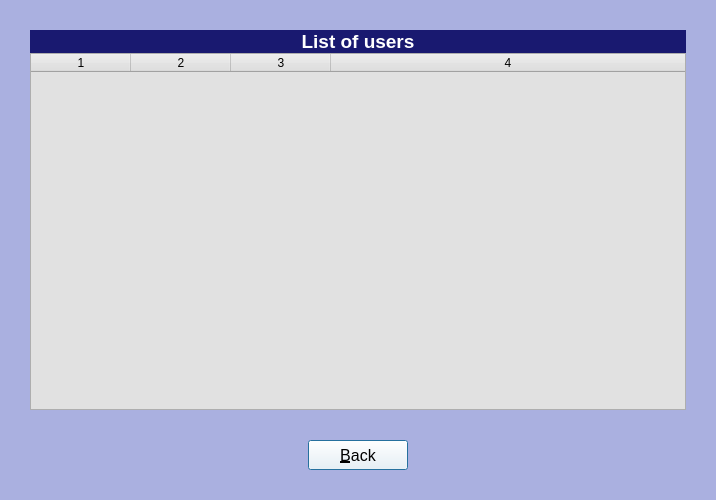
Qt form ui_files/show_users.ui (mosleuddin/ExpenseTracker) before a commit.
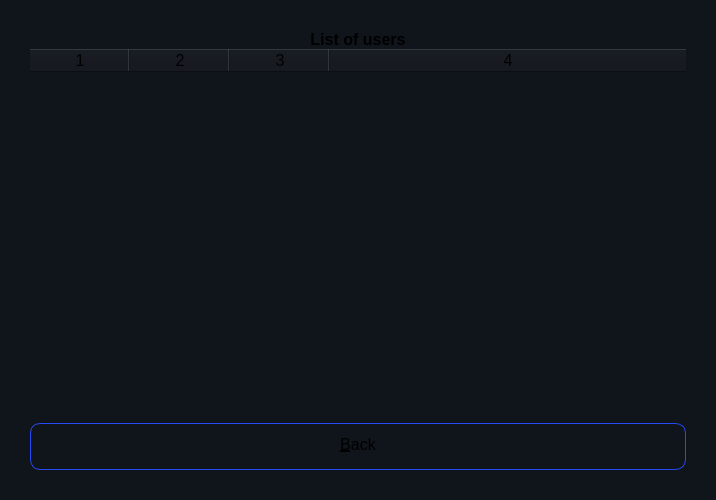
The same form after that commit. Icons and pictures are not drawn.

Patch:
```diff
--- a/ui_files/show_users.ui
+++ b/ui_files/show_users.ui
@@ -21,14 +21,45 @@
   </property>
   <property name="font">
    <font>
-    <pointsize>14</pointsize>
+    <pointsize>-1</pointsize>
    </font>
   </property>
   <property name="windowTitle">
    <string>Reset Credentials</string>
   </property>
   <property name="styleSheet">
-   <string notr="true">background-color: rgb(170, 176, 224);</string>
+   <string notr="true">
+*{
+  background-color :#10141b;
+  color:rgba(255, 255, 255, .75);
+  border: none;
+  font-size: 16px;
+}
+
+QLabel{
+  color:rgba(255, 255, 255, .5);
+}
+
+
+#tableBalance
+{
+  background-color: #1f232a;
+  color:rgba(255, 255, 255, .5);
+}
+
+QPushButton{
+	height: 30px;
+	border-radius: 10px;
+	text-align: center;
+	padding: 5px, 10px;
+	border: 1px solid #264BF6;
+}
+
+QPushButton::hover{
+	background-color: rgba(0, 0, 255, .30);
+}
+
+</string>
   </property>
   <property name="modal">
    <bool>true</bool>
@@ -53,13 +84,12 @@
     <widget class="QLabel" name="labelHeading">
      <property name="font">
       <font>
-       <pointsize>14</pointsize>
+       <pointsize>-1</pointsize>
        <bold>true</bold>
       </font>
      </property>
      <property name="styleSheet">
-      <string notr="true">color: rgb(255, 255, 255);
-background-color: rgb(25, 25, 112);</string>
+      <string notr="true"/>
      </property>
      <property name="text">
       <string>List of users</string>
@@ -82,11 +112,11 @@
      </property>
      <property name="font">
       <font>
-       <pointsize>14</pointsize>
+       <pointsize>-1</pointsize>
       </font>
      </property>
      <property name="styleSheet">
-      <string notr="true">background-color: rgb(225, 225,225);</string>
+      <string notr="true"/>
      </property>
      <property name="sizeAdjustPolicy">
       <enum>QAbstractScrollArea::AdjustIgnored</enum>
@@ -145,26 +175,21 @@
       <widget class="QPushButton" name="buttonBack">
        <property name="minimumSize">
         <size>
-         <width>100</width>
-         <height>30</height>
+         <width>0</width>
+         <height>0</height>
         </size>
        </property>
        <property name="maximumSize">
         <size>
-         <width>100</width>
-         <height>30</height>
+         <width>16777215</width>
+         <height>16777215</height>
         </size>
        </property>
        <property name="font">
         <font>
-         <pointsize>12</pointsize>
+         <pointsize>-1</pointsize>
         </font>
        </property>
-       <property name="styleSheet">
-        <string notr="true">background-color: rgb(255, 255, 255);
-
-</string>
-       </property>
        <property name="text">
         <string>&amp;Back</string>
        </property>
```
